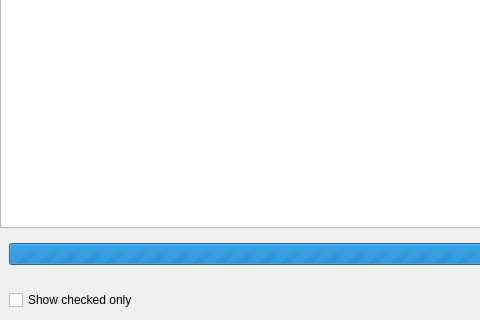
The window that src/home/flibrary/gui/dialogs/FilterSettingsDialog.ui (heimdallr/books) describes before a commit, drawn with Qt 5; both pictures show x 0 to 480 and y 530 to 850 of the 932 by 850 pixel window.
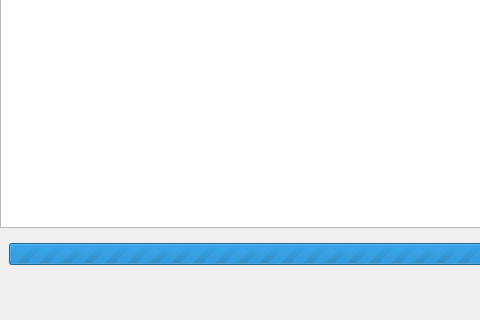
The same window after the commit. Custom widgets are drawn as their Qt base class.

Commit message: #942 Трёхпозиционный переключатель режимов показа элементов в фильтре

Patch:
```diff
--- a/src/home/flibrary/gui/dialogs/FilterSettingsDialog.ui
+++ b/src/home/flibrary/gui/dialogs/FilterSettingsDialog.ui
@@ -16,7 +16,7 @@
   <property name="modal">
    <bool>true</bool>
   </property>
-  <layout class="QVBoxLayout" name="_4">
+  <layout class="QVBoxLayout">
    <property name="leftMargin">
     <number>0</number>
    </property>
@@ -190,9 +190,12 @@
        <number>9</number>
       </property>
       <item>
-       <widget class="QCheckBox" name="checkBoxShowCheckedOnly">
-        <property name="text">
-         <string>Show checked only</string>
+       <widget class="QLabel" name="showCheckedMode">
+        <property name="textFormat">
+         <enum>Qt::TextFormat::RichText</enum>
+        </property>
+        <property name="textInteractionFlags">
+         <set>Qt::TextInteractionFlag::TextBrowserInteraction</set>
         </property>
        </widget>
       </item>
```
The commit also changes 1 other file.
